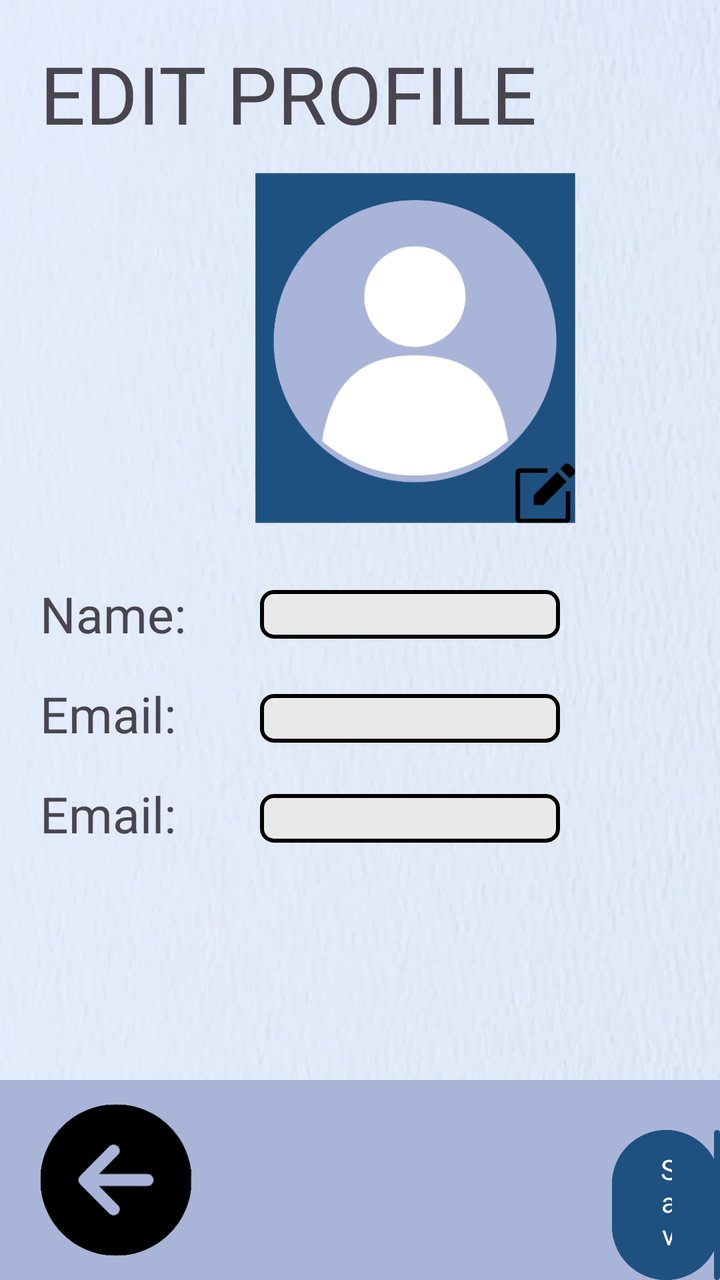
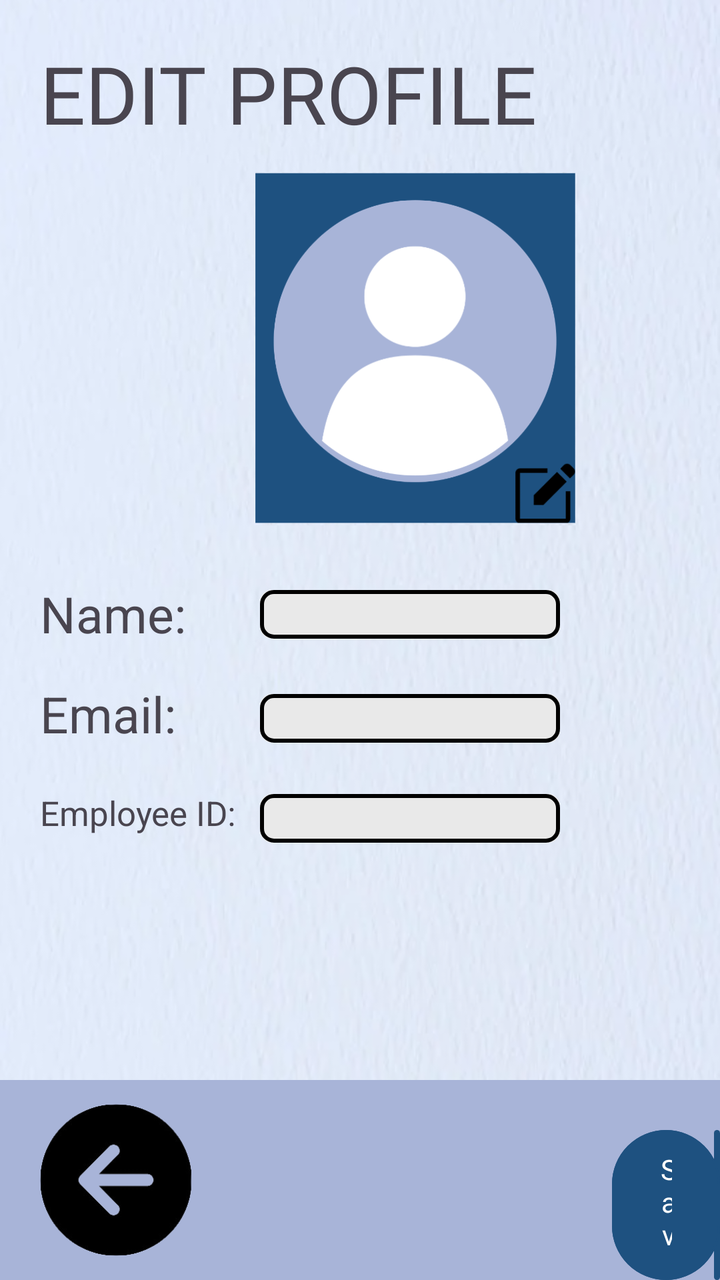

An Android layout rendered at two revisions. The XML below is the earlier revision; the diff shows what the commit changed to produce the second picture.
<!-- AndroidManifest.xml: application theme Theme.FinalsApplication -->
<!-- res/layout/profile_edit.xml -->
<?xml version="1.0" encoding="utf-8"?>
<RelativeLayout xmlns:android="http://schemas.android.com/apk/res/android"
    android:layout_width="match_parent"
    android:layout_height="match_parent"
    xmlns:tools="http://schemas.android.com/tools"
    xmlns:app="http://schemas.android.com/apk/res-auto"
    android:background="@drawable/textured_background">


    <TextView
        android:id="@+id/textViewEditProfile"
        android:layout_width="match_parent"
        android:layout_height="wrap_content"
        android:text="EDIT PROFILE"
        android:fontFamily="@font/roboto_bold"
        android:textSize="40sp"
        android:layout_marginStart="20dp"
        android:layout_marginTop="20dp" />

    <ImageButton
        android:id="@+id/imageButtonProfileEdit"
        android:layout_width="161dp"
        android:layout_height="548dp"
        android:layout_marginStart="127dp"
        android:layout_marginTop="-100dp"
        android:background="?android:attr/selectableItemBackground"
        android:scaleType="fitCenter"
        android:src="@drawable/custom_profile_editor" />

    <TextView
        android:id="@+id/textViewEditName"
        android:layout_width="match_parent"
        android:layout_height="wrap_content"
        android:text="Name:"
        android:textSize="25sp"
        android:layout_marginTop="290dp"
        android:layout_marginStart="20dp"
        android:layout_marginLeft="-20dp"/>

    <EditText
        android:id="@+id/editTextEditName"
        android:layout_width="match_parent"
        android:layout_height="wrap_content"
        android:layout_marginStart="130dp"
        android:layout_marginEnd="80dp"
        android:layout_marginTop="295dp"
        android:layout_marginRight="80dp"
        android:background="@drawable/square_button_colored_border" />

    <TextView
        android:id="@+id/textViewEditEmail"
        android:layout_width="match_parent"
        android:layout_height="wrap_content"
        android:text="Email:"
        android:textSize="25sp"
        android:layout_marginTop="340dp"
        android:layout_marginStart="20dp"
        android:layout_marginLeft="-20dp"/>

    <EditText
        android:id="@+id/editTextEditEmail"
        android:layout_width="match_parent"
        android:layout_height="wrap_content"
        android:layout_marginStart="130dp"
        android:layout_marginEnd="80dp"
        android:layout_marginTop="347dp"
        android:layout_marginRight="80dp"
        android:background="@drawable/square_button_colored_border" />

    <TextView
        android:id="@+id/textViewEditEmployeeId"
        android:layout_width="match_parent"
        android:layout_height="wrap_content"
        android:text="Email:"
        android:textSize="25sp"
        android:layout_marginTop="390dp"
        android:layout_marginStart="20dp"
        android:layout_marginLeft="-20dp"/>

    <EditText
        android:id="@+id/editTextEditEmployeeId"
        android:layout_width="match_parent"
        android:layout_height="wrap_content"
        android:layout_marginStart="130dp"
        android:layout_marginEnd="80dp"
        android:layout_marginTop="397dp"
        android:layout_marginRight="80dp"
        android:background="@drawable/square_button_colored_border" />


    <LinearLayout
        android:layout_width="match_parent"
        android:layout_height="100dip"
        android:layout_alignParentBottom="true"
        android:background="#a8b4d8">

        <ImageButton
            android:id="@+id/imageButtonBackVT1"
            android:layout_width="76dp"
            android:layout_height="wrap_content"
            android:layout_marginStart="20dp"
            android:background="?android:attr/selectableItemBackground"
            android:scaleType="fitCenter"
            android:src="@drawable/arrowleft" />

        <Button
            android:id="@+id/buttonSubmitVT1"
            android:layout_width="wrap_content"
            android:layout_height="wrap_content"
            android:layout_marginStart="210dp"
            android:layout_marginTop="25dp"
            android:background="@drawable/rounded_button"
            android:fontFamily="@font/roboto_bold"
            android:scaleType="fitCenter"
            android:text="Save"
            android:textColor="@color/white"
            app:backgroundTint="#1e5180" />

    </LinearLayout>
</RelativeLayout>
<!-- resources referenced by this layout -->
<resources>
  <color name="white">#FFFFFFFF</color>
  <!-- drawable arrowleft: png bitmap (drawable, 16559 bytes) -->
  <!-- drawable custom_profile_editor: png bitmap (drawable, 26613 bytes) -->
  <!-- drawable rounded_button (drawable) -->
  <?xml version="1.0" encoding="utf-8"?>
  <layer-list xmlns:android="http://schemas.android.com/apk/res/android">
  
      <item>
          <shape>
              <corners android:radius="51dp" /> 
              <solid android:color="#1e5180" />
          </shape>
      </item>
  
      <item android:left="51dp">
          <shape>
              <solid android:color="#1e5180" />
              <corners android:radius="51dp" /> 
              <corners android:topRightRadius="51dp"
                  android:topLeftRadius="51dp"
                  android:bottomRightRadius="51dp"
                  android:bottomLeftRadius="51dp"/>
          </shape>
      </item>
  
      <item>
          <shape>
              
              <corners android:radius="51dp" /> 
              <solid android:color="@android:color/transparent" />
              <stroke
                  android:width="1dp"
                  android:color="#1e5180" />
          </shape>
      </item>
  </layer-list>
  <!-- drawable square_button_colored_border (drawable) -->
  <?xml version="1.0" encoding="utf-8"?>
  <layer-list xmlns:android="http://schemas.android.com/apk/res/android">
  
      <item>
          <shape>
              <corners android:radius="6dp" />
              <solid android:color="#e9e9e9" />
          </shape>
      </item>
  
      <item
          android:left="34dp">
  
          <shape>
              <solid android:color="#e9e9e9" />
              <corners android:radius="6dp"
                  android:topRightRadius="6dp"
                  android:topLeftRadius="5dp"
                  android:bottomRightRadius="6dp"
                  android:bottomLeftRadius="0dp"/>
          </shape>
      </item>
      <item>
          <shape>
              
              <corners android:radius="6dp" />
              <solid android:color="@android:color/transparent" />
              <stroke
                  android:width="2dp"
                  android:color="#000000" />
          </shape>
      </item>
  </layer-list>
  <!-- drawable textured_background: png bitmap (drawable, 258989 bytes) -->
  <style name="Theme.FinalsApplication" parent="Base.Theme.FinalsApplication" />
  <style name="Base.Theme.FinalsApplication" parent="Theme.Material3.DayNight.NoActionBar">
          
          
      </style>
</resources>

<!-- the commit's change to res/layout/profile_edit.xml (unified diff, before → after) -->
@@ -71,11 +71,11 @@
         android:id="@+id/textViewEditEmployeeId"
         android:layout_width="match_parent"
         android:layout_height="wrap_content"
-        android:text="Email:"
-        android:textSize="25sp"
-        android:layout_marginTop="390dp"
         android:layout_marginStart="20dp"
-        android:layout_marginLeft="-20dp"/>
+        android:layout_marginLeft="-20dp"
+        android:layout_marginTop="395dp"
+        android:text="Employee ID:"
+        android:textSize="17sp" />
 
     <EditText
         android:id="@+id/editTextEditEmployeeId"
